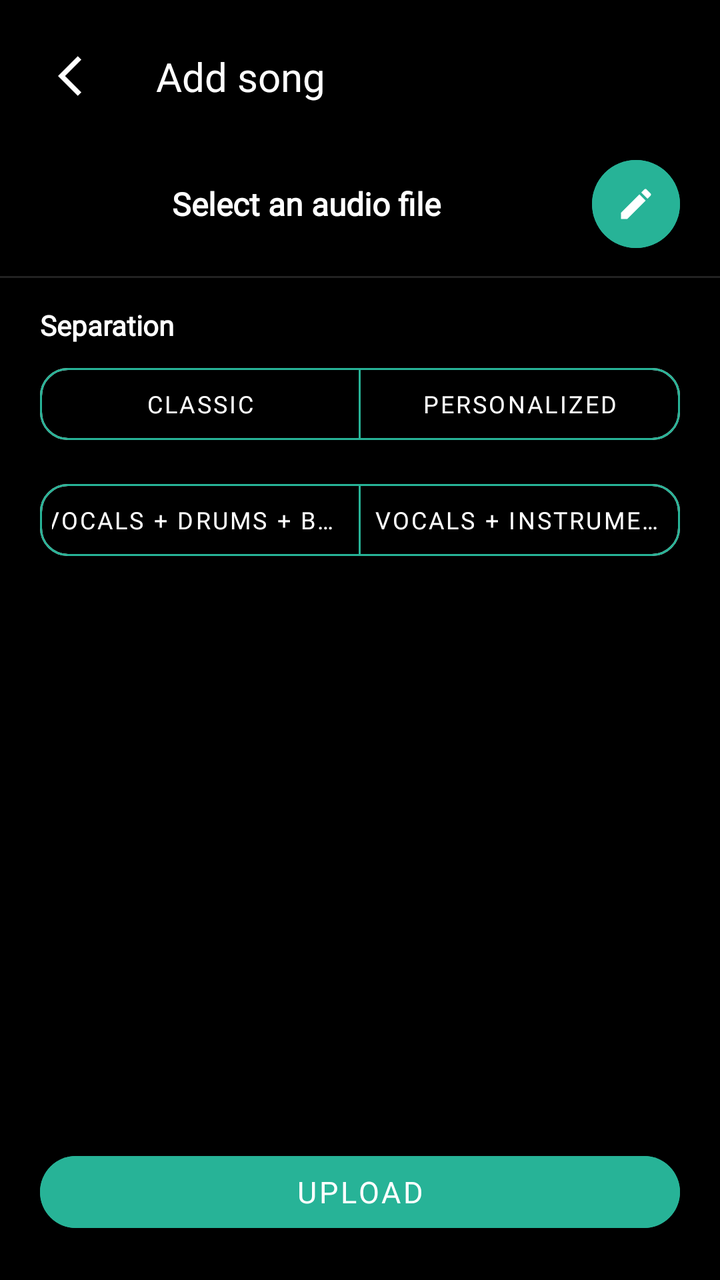
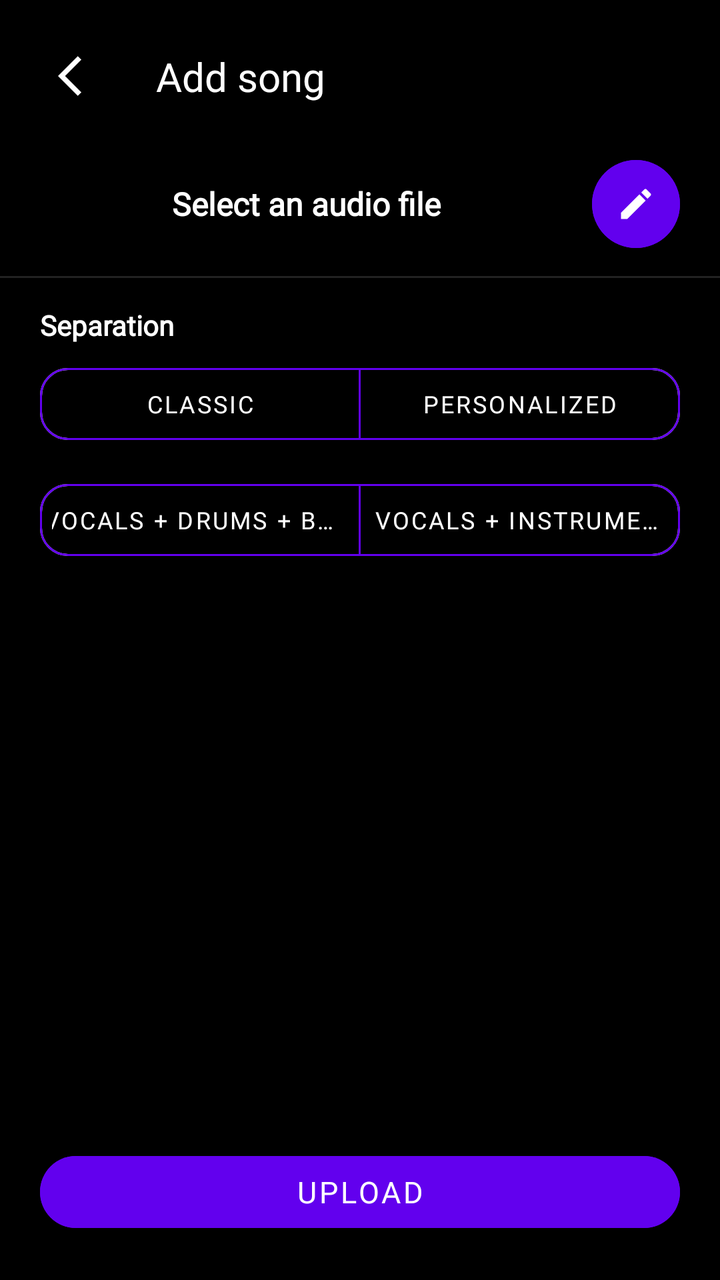

The first picture is an Android layout as it rendered before a commit; the second is the same layout after the commit. The layout source and the unified diff follow.
<!-- AndroidManifest.xml: activity theme Theme.MaterialComponents.DayNight.NoActionBar -->
<!-- res/layout/activity_import.xml -->
<?xml version="1.0" encoding="utf-8"?>
<androidx.constraintlayout.widget.ConstraintLayout
    xmlns:android="http://schemas.android.com/apk/res/android"
    xmlns:app="http://schemas.android.com/apk/res-auto"
    android:id="@+id/ImportActivity"
    android:layout_width="match_parent"
    android:layout_height="match_parent"
    android:background="#000000">

    
    <androidx.appcompat.widget.Toolbar
        android:id="@+id/import_toolbar"
        android:layout_width="0dp"
        android:layout_height="?attr/actionBarSize"
        android:background="@color/black"
        android:layout_marginTop="10dp"
        app:layout_constraintTop_toTopOf="parent"
        app:layout_constraintStart_toStartOf="parent"
        app:layout_constraintEnd_toEndOf="parent">

        <androidx.constraintlayout.widget.ConstraintLayout
            android:layout_width="match_parent"
            android:layout_height="match_parent">

            <com.google.android.material.button.MaterialButton
                android:id="@+id/b_import_back"
                style="@style/Widget.MaterialComponents.Button.IconOnly"
                android:layout_width="50dp"
                android:layout_height="50dp"
                android:backgroundTint="@color/black"
                app:icon="@drawable/ic_back"
                app:iconSize="24dp"
                app:iconTint="@color/white"
                app:layout_constraintBottom_toBottomOf="parent"
                app:layout_constraintStart_toStartOf="parent"
                app:layout_constraintTop_toTopOf="parent"
                app:shapeAppearanceOverlay="@style/ShapeAppearanceOverlay.MyApp.Button.Circle" />

            <TextView
                android:layout_width="wrap_content"
                android:layout_height="wrap_content"
                android:text="@string/import_title"
                android:textColor="@color/AppWhite"
                android:textSize="20sp"
                android:fontFamily="@font/yugothic_ui_regular"
                android:layout_marginStart="12dp"
                app:layout_constraintStart_toEndOf="@+id/b_import_back"
                app:layout_constraintTop_toTopOf="parent"
                app:layout_constraintBottom_toBottomOf="parent" />

        </androidx.constraintlayout.widget.ConstraintLayout>
    </androidx.appcompat.widget.Toolbar>

    
    <LinearLayout
        android:id="@+id/ll_import_header"
        android:layout_width="0dp"
        android:layout_height="wrap_content"
        android:orientation="horizontal"
        android:gravity="center_vertical"
        android:paddingStart="20dp"
        android:paddingEnd="20dp"
        android:paddingTop="10dp"
        android:paddingBottom="10dp"
        android:background="#000000"
        app:layout_constraintTop_toBottomOf="@+id/import_toolbar"
        app:layout_constraintStart_toStartOf="parent"
        app:layout_constraintEnd_toEndOf="parent">

        <FrameLayout
            android:layout_width="52dp"
            android:layout_height="52dp"
            android:background="@drawable/cover_clip_bg"
            android:clipToOutline="true">
            <ImageView
                android:id="@+id/iv_import_cover"
                android:layout_width="match_parent"
                android:layout_height="match_parent"
                android:scaleType="centerCrop"
                android:src="@raw/artcover_generic" />
        </FrameLayout>

        <LinearLayout
            android:layout_width="0dp"
            android:layout_height="wrap_content"
            android:layout_weight="1"
            android:layout_marginStart="14dp"
            android:orientation="vertical">

            <TextView
                android:id="@+id/tv_import_headerTitle"
                android:layout_width="match_parent"
                android:layout_height="wrap_content"
                android:ellipsize="end"
                android:singleLine="true"
                android:fontFamily="@font/yugothic_ui_regular"
                android:textColor="@color/AppWhite"
                android:textSize="16sp"
                android:textStyle="bold"
                android:text="@string/import_selected_header_placeholder" />

            <TextView
                android:id="@+id/tv_import_headerArtist"
                android:layout_width="match_parent"
                android:layout_height="wrap_content"
                android:ellipsize="end"
                android:singleLine="true"
                android:fontFamily="@font/yugothic_ui_regular"
                android:textColor="#B3FFFFFF"
                android:textSize="13sp"
                android:visibility="gone" />
        </LinearLayout>

        <com.google.android.material.button.MaterialButton
            android:id="@+id/b_import_pickFile"
            style="@style/Widget.MaterialComponents.Button.IconOnly"
            android:layout_width="44dp"
            android:layout_height="44dp"
            android:backgroundTint="@color/colorPrimary"
            android:contentDescription="@string/import_pick_audio"
            app:icon="@drawable/ic_edit"
            app:iconSize="20dp"
            app:iconTint="@color/AppWhite"
            app:shapeAppearanceOverlay="@style/ShapeAppearanceOverlay.MyApp.Button.Circle" />
    </LinearLayout>

    <View
        android:id="@+id/v_import_headerSep"
        android:layout_width="0dp"
        android:layout_height="1dp"
        android:background="#22FFFFFF"
        app:layout_constraintTop_toBottomOf="@+id/ll_import_header"
        app:layout_constraintStart_toStartOf="parent"
        app:layout_constraintEnd_toEndOf="parent" />

    <ScrollView
        android:id="@+id/import_scroll"
        android:layout_width="0dp"
        android:layout_height="0dp"
        android:fillViewport="true"
        android:scrollbars="none"
        android:paddingStart="20dp"
        android:paddingEnd="20dp"
        android:paddingTop="14dp"
        android:paddingBottom="20dp"
        app:layout_constraintTop_toBottomOf="@+id/v_import_headerSep"
        app:layout_constraintStart_toStartOf="parent"
        app:layout_constraintEnd_toEndOf="parent"
        app:layout_constraintBottom_toTopOf="@+id/b_import_send">

        <LinearLayout
            android:id="@+id/ll_import_root"
            android:layout_width="match_parent"
            android:layout_height="wrap_content"
            android:orientation="vertical"
            android:animateLayoutChanges="true">

            
            <TextView
                android:id="@+id/tv_import_filename"
                android:layout_width="0dp"
                android:layout_height="0dp"
                android:visibility="gone" />

            
            <LinearLayout
                android:id="@+id/ll_import_gpuWarning"
                android:layout_width="match_parent"
                android:layout_height="wrap_content"
                android:orientation="horizontal"
                android:gravity="center_vertical"
                android:padding="12dp"
                android:layout_marginBottom="16dp"
                android:background="@drawable/import_gpu_warning_bg"
                android:visibility="gone">

                <ImageView
                    android:layout_width="22dp"
                    android:layout_height="22dp"
                    android:src="@drawable/ic_warning"
                    app:tint="@color/gpu_warning_accent"
                    android:contentDescription="warning" />

                <TextView
                    android:layout_width="0dp"
                    android:layout_height="wrap_content"
                    android:layout_weight="1"
                    android:layout_marginStart="10dp"
                    android:text="@string/import_gpu_warning"
                    android:textColor="@color/gpu_warning_text"
                    android:textSize="13sp"
                    android:fontFamily="@font/yugothic_ui_regular" />
            </LinearLayout>

            
            <TextView style="@style/ImportSectionLabel"
                android:text="@string/import_section_separation" />

            <com.google.android.material.button.MaterialButtonToggleGroup
                android:id="@+id/seg_sep_group"
                android:layout_width="match_parent"
                android:layout_height="wrap_content"
                android:layout_marginTop="6dp"
                app:singleSelection="true"
                app:selectionRequired="true">

                <com.google.android.material.button.MaterialButton
                    android:id="@+id/b_sep_classic"
                    style="@style/ImportSegmentButton"
                    android:text="@string/import_classic" />
                <com.google.android.material.button.MaterialButton
                    android:id="@+id/b_sep_personalized"
                    style="@style/ImportSegmentButton"
                    android:text="@string/import_personalized" />
            </com.google.android.material.button.MaterialButtonToggleGroup>

            
            <LinearLayout
                android:id="@+id/panel_classic"
                android:layout_width="match_parent"
                android:layout_height="wrap_content"
                android:orientation="vertical"
                android:layout_marginTop="10dp">

                <com.google.android.material.button.MaterialButtonToggleGroup
                    android:id="@+id/seg_classic_preset"
                    android:layout_width="match_parent"
                    android:layout_height="wrap_content"
                        app:singleSelection="true"
                    app:selectionRequired="true">
                    <com.google.android.material.button.MaterialButton
                        android:id="@+id/b_classic_4stem"
                        style="@style/ImportSegmentButton"
                        android:text="@string/import_classic_4stem" />
                    <com.google.android.material.button.MaterialButton
                        android:id="@+id/b_classic_2stem"
                        style="@style/ImportSegmentButton"
                        android:text="@string/import_classic_2stem" />
                </com.google.android.material.button.MaterialButtonToggleGroup>
            </LinearLayout>

            
            <LinearLayout
                android:id="@+id/panel_personalized"
                android:layout_width="match_parent"
                android:layout_height="wrap_content"
                android:orientation="vertical"
                android:layout_marginTop="10dp"
                android:visibility="gone">

                <TextView style="@style/ImportSubLabel"
                    android:text="@string/import_vocals_always" />

                <com.google.android.material.button.MaterialButtonToggleGroup
                    android:id="@+id/seg_vocals_variant"
                    android:layout_width="match_parent"
                    android:layout_height="wrap_content"
                    android:layout_marginTop="4dp"
                        app:singleSelection="true"
                    app:selectionRequired="true">
                    <com.google.android.material.button.MaterialButton
                        android:id="@+id/b_vocals_single"
                        style="@style/ImportSegmentButton"
                        android:text="@string/import_vocals_single" />
                    <com.google.android.material.button.MaterialButton
                        android:id="@+id/b_vocals_split"
                        style="@style/ImportSegmentButton"
                        android:text="@string/import_vocals_split" />
                </com.google.android.material.button.MaterialButtonToggleGroup>

                <com.google.android.material.checkbox.MaterialCheckBox
                    android:id="@+id/cb_stem_guitar"
                    style="@style/ImportStemCheck"
                    android:text="@string/import_stem_guitar" />

                <com.google.android.material.checkbox.MaterialCheckBox
                    android:id="@+id/cb_stem_bass"
                    style="@style/ImportStemCheck"
                    android:text="@string/import_stem_bass" />

                <com.google.android.material.checkbox.MaterialCheckBox
                    android:id="@+id/cb_stem_drums"
                    style="@style/ImportStemCheck"
                    android:text="@string/import_stem_drums"
                    android:checked="true" />

                <com.google.android.material.button.MaterialButtonToggleGroup
                    android:id="@+id/seg_drums_variant"
                    android:layout_width="match_parent"
                    android:layout_height="wrap_content"
                    android:layout_marginStart="32dp"
                    android:layout_marginTop="6dp"
                        app:singleSelection="true"
                    app:selectionRequired="true">
                    <com.google.android.material.button.MaterialButton
                        android:id="@+id/b_drums_full"
                        style="@style/ImportSegmentButton"
                        android:text="@string/import_drums_full" />
                    <com.google.android.material.button.MaterialButton
                        android:id="@+id/b_drums_split"
                        style="@style/ImportSegmentButton"
                        android:text="@string/import_drums_split" />
                </com.google.android.material.button.MaterialButtonToggleGroup>

                
                <TextView
                    android:id="@+id/tv_import_drumsSplitHint"
                    android:layout_width="match_parent"
                    android:layout_height="wrap_content"
                    android:layout_marginStart="32dp"
                    android:layout_marginTop="8dp"
                    android:text="@string/import_hint_drums_split"
                    android:textColor="#B3FFFFFF"
                    android:textSize="12sp"
                    android:fontFamily="@font/yugothic_ui_regular"
                    android:visibility="gone" />

                <com.google.android.material.checkbox.MaterialCheckBox
                    android:id="@+id/cb_stem_piano"
                    style="@style/ImportStemCheck"
                    android:text="@string/import_stem_piano" />

                <com.google.android.material.checkbox.MaterialCheckBox
                    android:id="@+id/cb_stem_brass"
                    style="@style/ImportStemCheck"
                    android:text="@string/import_stem_brass" />

                
                <LinearLayout
                    android:layout_width="match_parent"
                    android:layout_height="wrap_content"
                    android:orientation="horizontal"
                    android:gravity="top"
                    android:layout_marginTop="12dp">

                    <ImageView
                        android:layout_width="18dp"
                        android:layout_height="18dp"
                        android:layout_marginTop="1dp"
                        android:src="@drawable/ic_info"
                        app:tint="@color/colorPrimary"
                        android:contentDescription="info" />

                    <TextView
                        android:layout_width="0dp"
                        android:layout_height="wrap_content"
                        android:layout_weight="1"
                        android:layout_marginStart="8dp"
                        android:text="@string/import_hint_other"
                        android:textColor="#CCFFFFFF"
                        android:textSize="12sp"
                        android:fontFamily="@font/yugothic_ui_regular" />
                </LinearLayout>
            </LinearLayout>

        </LinearLayout>
    </ScrollView>

    <com.google.android.material.button.MaterialButton
        android:id="@+id/b_import_send"
        android:layout_width="0dp"
        android:layout_height="wrap_content"
        android:layout_margin="20dp"
        android:backgroundTint="@color/colorPrimary"
        android:textColor="@color/AppWhite"
        android:text="@string/import_send_short"
        android:textSize="15sp"
        android:fontFamily="@font/yugothic_ui_regular"
        app:cornerRadius="20dp"
        app:layout_constraintStart_toStartOf="parent"
        app:layout_constraintEnd_toEndOf="parent"
        app:layout_constraintBottom_toBottomOf="parent" />

    
    <FrameLayout
        android:id="@+id/fl_import_loading"
        android:layout_width="0dp"
        android:layout_height="0dp"
        android:background="#CC000000"
        android:clickable="true"
        android:focusable="true"
        android:visibility="gone"
        app:layout_constraintTop_toBottomOf="@+id/import_toolbar"
        app:layout_constraintStart_toStartOf="parent"
        app:layout_constraintEnd_toEndOf="parent"
        app:layout_constraintBottom_toBottomOf="parent">

        <LinearLayout
            android:layout_width="wrap_content"
            android:layout_height="wrap_content"
            android:layout_gravity="center"
            android:orientation="vertical"
            android:gravity="center">

            <ProgressBar
                android:layout_width="48dp"
                android:layout_height="48dp"
                android:indeterminate="true"
                android:indeterminateTint="@color/colorPrimary" />

            <TextView
                android:layout_width="wrap_content"
                android:layout_height="wrap_content"
                android:layout_marginTop="14dp"
                android:text="@string/import_loading_server_info"
                android:textColor="@color/AppWhite"
                android:textSize="14sp"
                android:fontFamily="@font/yugothic_ui_regular" />
        </LinearLayout>

    </FrameLayout>

</androidx.constraintlayout.widget.ConstraintLayout>
<!-- resources referenced by this layout -->
<resources>
  <color name="AppWhite">#FFFFFF</color>
  <color name="black">#FF000000</color>
  <color name="colorPrimary">#27B397</color>
  <color name="gpu_warning_accent">#FFB74D</color>
  <color name="gpu_warning_text">#FFE0B2</color>
  <color name="white">#FFFFFFFF</color>
  <string name="import_classic">Classic</string>
  <string name="import_classic_2stem">Vocals + Instrumental</string>
  <string name="import_classic_4stem">Vocals + Drums + Bass + Others</string>
  <string name="import_drums_full">General percussion</string>
  <string name="import_drums_split">Split percussion</string>
  <string name="import_loading_server_info">Reading server info…</string>
  <string name="import_personalized">Personalized</string>
  <string name="import_pick_audio">Choose audio file</string>
  <string name="import_section_separation">Separation</string>
  <string name="import_send_short">Upload</string>
  <string name="import_stem_bass">Bass</string>
  <string name="import_stem_brass">Winds / Brass</string>
  <string name="import_stem_drums">Percussion</string>
  <string name="import_stem_guitar">Guitar</string>
  <string name="import_stem_piano">Piano</string>
  <string name="import_title">Add song</string>
  <string name="import_vocals_always">Vocals</string>
  <string name="import_vocals_single">Vocals</string>
  <string name="import_vocals_split">Lead / Choirs</string>
  <style name="ImportSegmentButton" parent="Widget.MaterialComponents.Button.OutlinedButton">
          <item name="android:layout_width">0dp</item>
          <item name="android:layout_height">wrap_content</item>
          <item name="android:layout_weight">1</item>
          <item name="android:textColor">@color/AppWhite</item>
          <item name="android:textSize">12sp</item>
          <item name="strokeColor">@color/colorPrimary</item>
          <item name="strokeWidth">1dp</item>
          <item name="rippleColor">@color/colorPrimary</item>
          <item name="cornerRadius">14dp</item>
          <item name="android:paddingStart">6dp</item>
          <item name="android:paddingEnd">6dp</item>
          <item name="android:fontFamily">@font/yugothic_ui_regular</item>
          <item name="android:singleLine">false</item>
          <item name="android:maxLines">2</item>
          <item name="android:lineSpacingMultiplier">0.95</item>
      </style>
  <style name="ImportStemCheck" parent="Widget.MaterialComponents.CompoundButton.CheckBox">
          <item name="android:layout_width">match_parent</item>
          <item name="android:layout_height">wrap_content</item>
          <item name="android:textColor">@color/AppWhite</item>
          <item name="android:textSize">15sp</item>
          <item name="android:layout_marginTop">8dp</item>
          <item name="android:fontFamily">@font/yugothic_ui_regular</item>
          <item name="buttonTint">@color/colorPrimary</item>
          <item name="android:background">@drawable/stem_check_bg</item>
          <item name="android:paddingStart">14dp</item>
          <item name="android:paddingEnd">14dp</item>
          <item name="android:paddingTop">10dp</item>
          <item name="android:paddingBottom">10dp</item>
      </style>
  <color name="gpu_warning_bg">#40B7791F</color>
  <color name="gpu_warning_stroke">#66FFB74D</color>
  <!-- drawable stem_check_bg (drawable) -->
  <?xml version="1.0" encoding="utf-8"?>
  <selector xmlns:android="http://schemas.android.com/apk/res/android">
      <item android:state_checked="true">
          <shape android:shape="rectangle">
              <corners android:radius="12dp" />
              <solid android:color="#3327B397" />
              <stroke android:width="1dp" android:color="@color/colorPrimary" />
          </shape>
      </item>
      <item>
          <shape android:shape="rectangle">
              <corners android:radius="12dp" />
              <solid android:color="#00000000" />
              <stroke android:width="1dp" android:color="#4DFFFFFF" />
          </shape>
      </item>
  </selector>
  <!-- unchanged entries left out for length: 14 -->
</resources>

<!-- the commit's change to res/layout/activity_import.xml (unified diff, before → after) -->
@@ -116,7 +116,7 @@
             style="@style/Widget.MaterialComponents.Button.IconOnly"
             android:layout_width="44dp"
             android:layout_height="44dp"
-            android:backgroundTint="@color/colorPrimary"
+            android:backgroundTint="?attr/colorPrimary"
             android:contentDescription="@string/import_pick_audio"
             app:icon="@drawable/ic_edit"
             app:iconSize="20dp"
@@ -338,7 +338,7 @@
                         android:layout_height="18dp"
                         android:layout_marginTop="1dp"
                         android:src="@drawable/ic_info"
-                        app:tint="@color/colorPrimary"
+                        app:tint="?attr/colorPrimary"
                         android:contentDescription="info" />
 
                     <TextView
@@ -361,7 +361,7 @@
         android:layout_width="0dp"
         android:layout_height="wrap_content"
         android:layout_margin="20dp"
-        android:backgroundTint="@color/colorPrimary"
+        android:backgroundTint="?attr/colorPrimary"
         android:textColor="@color/AppWhite"
         android:text="@string/import_send_short"
         android:textSize="15sp"
@@ -396,7 +396,7 @@
                 android:layout_width="48dp"
                 android:layout_height="48dp"
                 android:indeterminate="true"
-                android:indeterminateTint="@color/colorPrimary" />
+                android:indeterminateTint="?attr/colorPrimary" />
 
             <TextView
                 android:layout_width="wrap_content"
<!-- resource entries referenced after the edit -->
@@ -2,7 +2,6 @@
 <resources>
   <color name="AppWhite">#FFFFFF</color>
   <color name="black">#FF000000</color>
-  <color name="colorPrimary">#27B397</color>
   <color name="gpu_warning_accent">#FFB74D</color>
   <color name="gpu_warning_text">#FFE0B2</color>
   <color name="white">#FFFFFFFF</color>
@@ -31,9 +30,9 @@
           <item name="android:layout_weight">1</item>
           <item name="android:textColor">@color/AppWhite</item>
           <item name="android:textSize">12sp</item>
-          <item name="strokeColor">@color/colorPrimary</item>
+          <item name="strokeColor">?attr/colorPrimary</item>
           <item name="strokeWidth">1dp</item>
-          <item name="rippleColor">@color/colorPrimary</item>
+          <item name="rippleColor">?attr/colorPrimary</item>
           <item name="cornerRadius">14dp</item>
           <item name="android:paddingStart">6dp</item>
           <item name="android:paddingEnd">6dp</item>
@@ -49,7 +48,7 @@
           <item name="android:textSize">15sp</item>
           <item name="android:layout_marginTop">8dp</item>
           <item name="android:fontFamily">@font/yugothic_ui_regular</item>
-          <item name="buttonTint">@color/colorPrimary</item>
+          <item name="buttonTint">?attr/colorPrimary</item>
           <item name="android:background">@drawable/stem_check_bg</item>
           <item name="android:paddingStart">14dp</item>
           <item name="android:paddingEnd">14dp</item>
@@ -64,8 +63,8 @@
       <item android:state_checked="true">
           <shape android:shape="rectangle">
               <corners android:radius="12dp" />
-              <solid android:color="#3327B397" />
-              <stroke android:width="1dp" android:color="@color/colorPrimary" />
+              <solid android:color="@color/accent_translucent_20" />
+              <stroke android:width="1dp" android:color="?attr/colorPrimary" />
           </shape>
       </item>
       <item>
